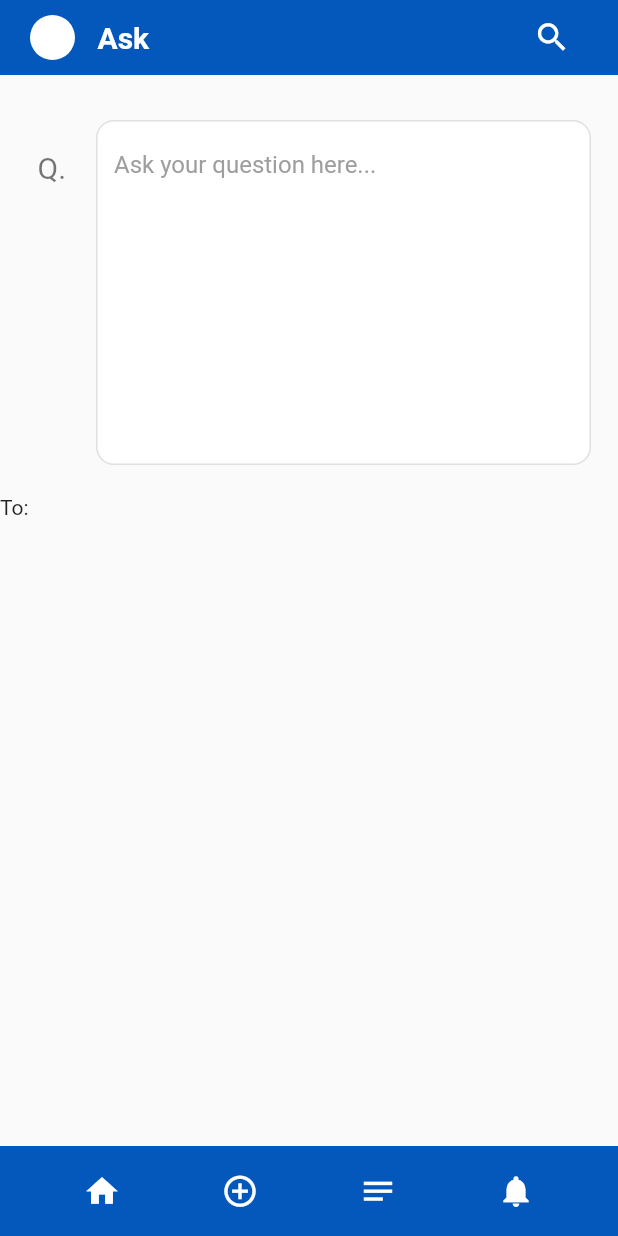
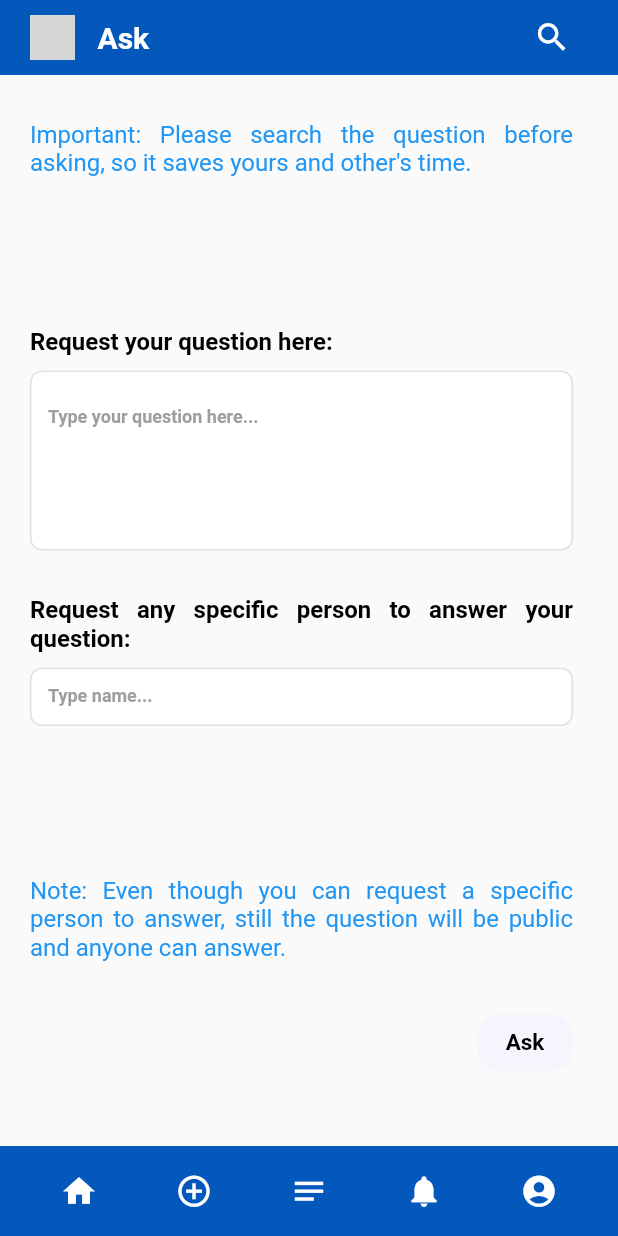
Before and after one commit to DarshanPoralu/Query, a Flutter app: the Ask screen opened by its route, on a phone screen of 412 x 824 dp. Run offline on Flutter 3.47's test engine with Material 2 defaults, Android fonts, the phone set to English and light mode, and no system bars; missing offline and left inert: list_tile_switch; grey boxes are pictures that could not be loaded.

Commit message:
initial screens completed

```diff
--- /dev/null
+++ b/lib/components/ButtonComponent.dart
@@ -0,0 +1,25 @@
+import 'package:flutter/cupertino.dart';
+import 'package:flutter/material.dart';
+import 'package:question_and_answer/components/text.dart';
+
+class ButtonComponent extends StatelessWidget {
+  ButtonComponent({required this.txt, required this.color});
+
+  final String txt;
+  final Color color;
+
+  @override
+  Widget build(BuildContext context) {
+    return TextButton(
+      style: TextButton.styleFrom(
+        primary: Colors.black,
+        padding: EdgeInsets.all(10),
+        shape: RoundedRectangleBorder(
+            borderRadius: BorderRadius.circular(15)),
+        backgroundColor: color,
+      ),
+      onPressed: () {},
+      child: TextWidget(text: txt, fontSize: 15, fontWeight: FontWeight.w600, colorType: Colors.black),
+    );
+  }
+}
--- /dev/null
+++ b/lib/components/QuestionRequest.dart
@@ -0,0 +1,41 @@
+import 'package:flutter/cupertino.dart';
+import 'package:flutter/material.dart';
+
+class QuestionRequest extends StatelessWidget {
+  QuestionRequest({required this.height, required this.text, required this.maxLines});
+
+  final double height;
+  final int maxLines;
+  final String text;
+
+  @override
+  Widget build(BuildContext context) {
+    return Container(
+      width: 370.0,
+      height: height,
+      child: TextField(
+        // textAlign: TextAlign.center,
+        maxLines: maxLines,
+        autocorrect: true,
+        decoration: InputDecoration(
+          hintText: text,
+          hintStyle: TextStyle(
+            color: Colors.grey,
+            fontWeight: FontWeight.bold,
+            fontSize: 12,
+          ),
+          filled: true,
+          fillColor: Colors.white,
+          enabledBorder: OutlineInputBorder(
+            borderRadius: BorderRadius.all(Radius.circular(8.0)),
+            borderSide: BorderSide(color: Colors.black12),
+          ),
+          focusedBorder: OutlineInputBorder(
+            borderRadius: BorderRadius.all(Radius.circular(10.0)),
+            borderSide: BorderSide(color: Colors.black12),
+          ),
+        ),
+      ),
+    );
+  }
+}
--- a/lib/components/appbar.dart
+++ b/lib/components/appbar.dart
@@ -20,12 +20,18 @@ class Header extends StatelessWidget {
           children: [
             Row(
               children: [
-                Container(
-                  height: 30.0,
-                  width: 30.0,
-                  decoration: BoxDecoration(
-                    color: Colors.white,
-                    shape: BoxShape.circle,
+                SizedBox(
+                  height: 30,
+                  width: 30,
+                  child: Stack(
+                    fit: StackFit.expand,
+                    clipBehavior: Clip.none,
+                    children: [
+                      CircleAvatar(
+                        backgroundImage: AssetImage("assets/images/Profile Image.png"),
+                        backgroundColor: Colors.white,
+                      ),
+                    ],
                   ),
                 ),
                 SizedBox(width: 15.0,),
--- a/lib/components/footer.dart
+++ b/lib/components/footer.dart
@@ -2,6 +2,7 @@ import 'package:flutter/material.dart';
 import 'package:question_and_answer/components/icon_widget.dart';
 import '../screens/ask.dart';
 import '../screens/home.dart';
+import '../screens/profile.dart';
 
 class Footer extends StatelessWidget {
 
@@ -20,6 +21,7 @@ class Footer extends StatelessWidget {
           IconWidget(icons: Icons.add_circle_outline, onPress: (){ Navigator.pushNamed(context, Ask.id); },),
           IconWidget(icons: Icons.notes, onPress: (){ Navigator.pushNamed(context, Ask.id); },),
           IconWidget(icons: Icons.notifications, onPress: (){ Navigator.pushNamed(context, Ask.id); },),
+          IconWidget(icons: Icons.account_circle, onPress: (){ Navigator.pushNamed(context, Profile.id); },),
         ],
       ),
     );
--- /dev/null
+++ b/lib/components/text.dart
@@ -0,0 +1,22 @@
+import 'package:flutter/cupertino.dart';
+
+class TextWidget extends StatelessWidget {
+  TextWidget({required this.text, required this.fontWeight, required this.fontSize, required this.colorType});
+  final String text;
+  final FontWeight fontWeight;
+  final double fontSize;
+  final Color colorType;
+
+  @override
+  Widget build(BuildContext context) {
+    return Text(
+      text,
+      style: TextStyle(
+        fontWeight: fontWeight,
+        fontSize: fontSize,
+        color: colorType,
+      ),
+      textAlign: TextAlign.justify,
+    );
+  }
+}
--- a/lib/screens/ask.dart
+++ b/lib/screens/ask.dart
@@ -1,11 +1,13 @@
 import 'package:flutter/cupertino.dart';
 import 'package:flutter/material.dart';
-import 'package:question_and_answer/components/appbar.dart';
-import 'package:question_and_answer/components/footer.dart';
+import 'package:question_and_answer/components/QuestionRequest.dart';
+import '../components/appbar.dart';
+import '../components/footer.dart';
+import '../components/ButtonComponent.dart';
+import '../components/text.dart';
 
 class Ask extends StatefulWidget {
   static String id = "ask";
-
   @override
   _AskState createState() => _AskState();
 }
@@ -16,57 +18,82 @@ class _AskState extends State<Ask> {
     return SafeArea(
       child: Scaffold(
         body: Column(
-          crossAxisAlignment: CrossAxisAlignment.stretch,
+          mainAxisAlignment: MainAxisAlignment.spaceBetween,
           children: [
             Header(text: "Ask", isNotifications: false),
-            Column(
-              children: [
+            SizedBox(
+              height: 10,
+            ),
             Padding(
-              padding: const EdgeInsets.only(top: 30.0, left: 25.0,),
-              child: Row(
-                crossAxisAlignment: CrossAxisAlignment.baseline,
-                textBaseline: TextBaseline.ideographic,
+              padding: const EdgeInsets.only(
+                  top: 20.0, bottom: 20.0, left: 20.0, right: 30.0),
+              child: Column(
+                crossAxisAlignment: CrossAxisAlignment.start,
                 children: [
-                  Text("Q.", style: TextStyle(fontWeight: FontWeight.w400, fontSize: 20.0, color: Colors.black54),),
+                  TextWidget(
+                    text:
+                        "Important: Please search the question before asking, so it saves yours and other's time.",
+                    fontSize: 16.0,
+                    colorType: Colors.blue,
+                    fontWeight: FontWeight.w400,
+                  ),
                   SizedBox(
-                    width: 20.0,
+                    height: 100,
                   ),
-                  Container(
-                    width: 330.0,
-                    child: TextField(
-                      maxLines: 10,
-                      autocorrect: true,
-                      decoration: InputDecoration(
-                        hintText: 'Ask your question here...',
-                        hintStyle: TextStyle(color: Colors.grey),
-                        filled: true,
-                        fillColor: Colors.white,
-                        enabledBorder: OutlineInputBorder(
-                          borderRadius: BorderRadius.all(Radius.circular(12.0)),
-                          borderSide: BorderSide(color: Colors.black12),
-                        ),
-                        focusedBorder: OutlineInputBorder(
-                          borderRadius: BorderRadius.all(Radius.circular(10.0)),
-                          borderSide: BorderSide(color: Colors.black12),
-                        ),
-                      ),
-                    ),
+                  TextWidget(
+                    text:
+                        "Request your question here: ",
+                    fontSize: 16.0,
+                    colorType: Colors.black,
+                    fontWeight: FontWeight.w600,
+                  ),
+                  SizedBox(
+                    height: 10.0,
+                  ),
+                  QuestionRequest(
+                    height: 120.0,
+                    maxLines: 7,
+                    text: 'Type your question here...',
+                  ),
+                  SizedBox(
+                    height: 30.0,
+                  ),
+                  TextWidget(
+                    text:
+                        "Request any specific person to answer your question: ",
+                    fontSize: 16.0,
+                    colorType: Colors.black,
+                    fontWeight: FontWeight.w600,
+                  ),
+                  SizedBox(
+                    height: 10.0,
+                  ),
+                  QuestionRequest(
+                    height: 39.0,
+                    maxLines: 1,
+                    text: 'Type name...',
+                  ),
+                  SizedBox(
+                    height: 100.0,
+                  ),
+                  TextWidget(
+                    text:
+                        "Note: Even though you can request a specific person to answer, still the question will be public and anyone can answer.",
+                    fontSize: 16.0,
+                    colorType: Colors.blue,
+                    fontWeight: FontWeight.w400,
+                  ),
+                  SizedBox(
+                    height: 30.0,
+                  ),
+                  Row(
+                    mainAxisAlignment: MainAxisAlignment.end,
+                    children: [
+                      ButtonComponent(txt: "Ask", color: Color(0xFFF5F6FD)),
+                    ],
                   ),
                 ],
               ),
-            ),
-            SizedBox(
-              height: 20.0,
-            ),
-            Row(
-              children: [
-                Text("To:"),
-                SizedBox(
-                  width: 20.0,
-                ),
-              ],
-            )
-              ],
             ),
             Expanded(child: Container()),
             Footer(),
--- a/lib/screens/home.dart
+++ b/lib/screens/home.dart
@@ -15,10 +15,9 @@ class _HomeState extends State<Home> {
     return SafeArea(
       child: Scaffold(
         body: Column(
-          crossAxisAlignment: CrossAxisAlignment.stretch,
+          mainAxisAlignment: MainAxisAlignment.spaceBetween,
           children: [
             Header(text: "Home", isNotifications: false),
-            Expanded(child: Container()),
             Footer(),
           ],
         ),
--- a/pubspec.yaml
+++ b/pubspec.yaml
@@ -28,6 +28,8 @@ dependencies:
   # The following adds the Cupertino Icons font to your application.
   # Use with the CupertinoIcons class for iOS style icons.
   cupertino_icons: ^1.0.2
+  google_fonts: ^2.1.0
+  list_tile_switch: ^1.0.0
 
 dev_dependencies:
   flutter_test:
```
Also changed, not shown: lib/components/constants.dart (added, +11 -0 lines), lib/components/profile_menu.dart (added, +40 -0 lines), lib/components/profile_pic.dart (added, +43 -0 lines), lib/main.dart (+8 -0 lines), lib/screens/helpCenter.dart (added, +126 -0 lines), lib/screens/my_account.dart (added, +125 -0 lines), lib/screens/profile.dart (added, +63 -0 lines), lib/screens/settings.dart (added, +58 -0 lines), pubspec.lock.
